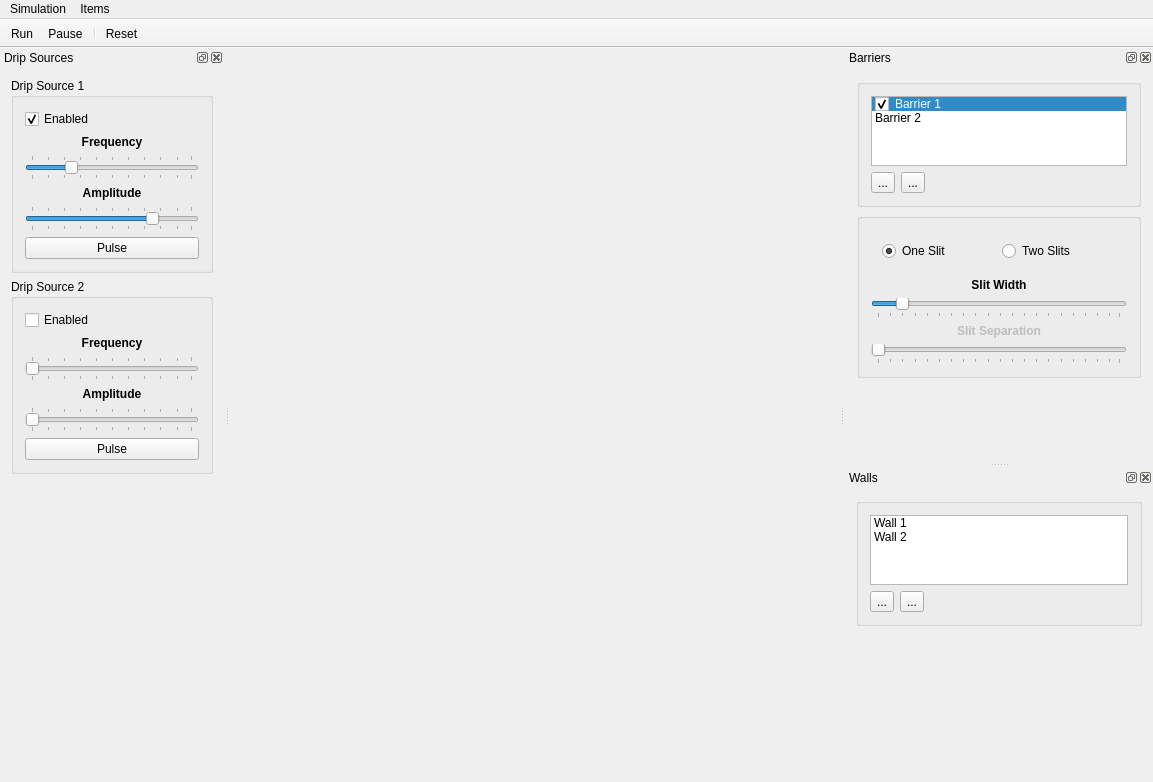
Qt form src/EWS/EWSMainWindow.ui (metasim/ews) before a commit.
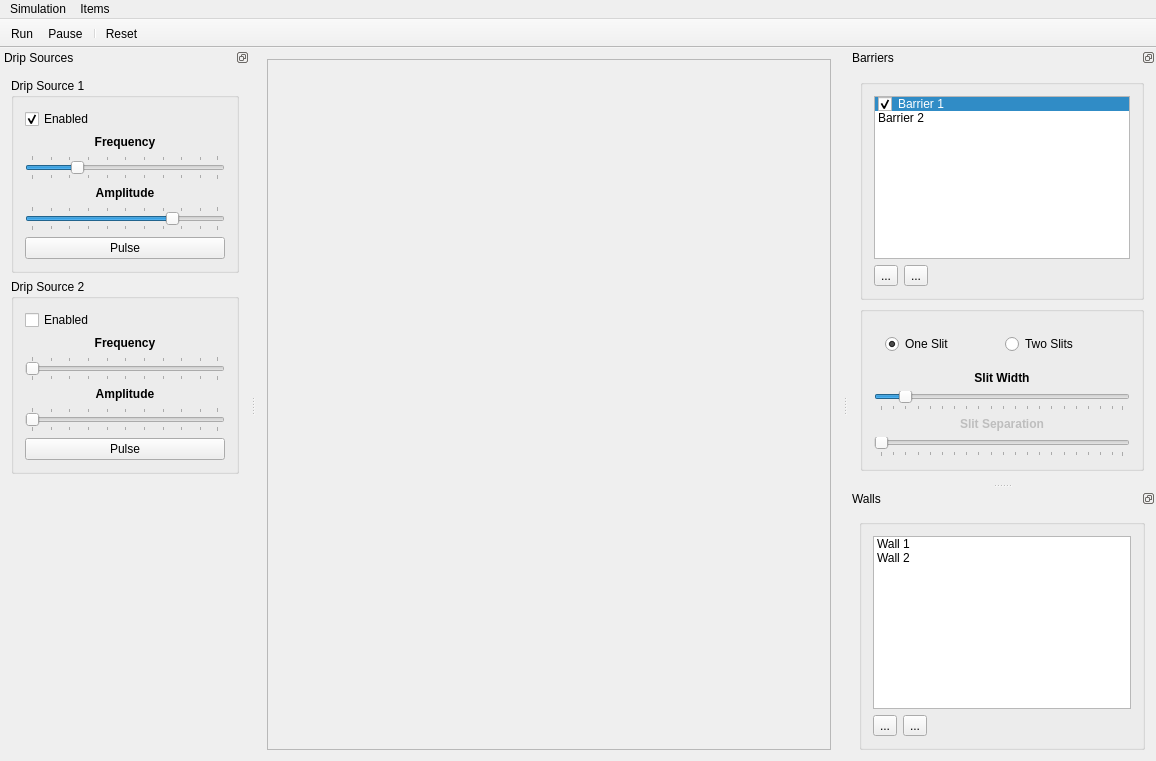
The same form after that commit. Icons and pictures are not drawn.

The edit to the form file:
```diff
--- a/src/EWS/EWSMainWindow.ui
+++ b/src/EWS/EWSMainWindow.ui
@@ -6,8 +6,8 @@
    <rect>
     <x>0</x>
     <y>0</y>
-    <width>1153</width>
-    <height>782</height>
+    <width>1156</width>
+    <height>761</height>
    </rect>
   </property>
   <property name="windowTitle">
@@ -21,8 +21,17 @@
     <item row="0" column="0">
      <widget class="QWidget" name="renderer" native="true">
       <layout class="QGridLayout" name="gridLayout_2">
+       <property name="margin">
+        <number>0</number>
+       </property>
        <item row="0" column="0">
         <widget class="QLabel" name="tmpGraphic">
+         <property name="frameShape">
+          <enum>QFrame::StyledPanel</enum>
+         </property>
+         <property name="frameShadow">
+          <enum>QFrame::Plain</enum>
+         </property>
          <property name="text">
           <string/>
          </property>
@@ -44,7 +53,7 @@
     <rect>
      <x>0</x>
      <y>0</y>
-     <width>1153</width>
+     <width>1156</width>
      <height>22</height>
     </rect>
    </property>
@@ -97,10 +106,13 @@
   <widget class="QDockWidget" name="dripControls">
    <property name="minimumSize">
     <size>
-     <width>224</width>
+     <width>250</width>
      <height>521</height>
     </size>
    </property>
+   <property name="features">
+    <set>QDockWidget::DockWidgetFloatable|QDockWidget::DockWidgetMovable</set>
+   </property>
    <property name="windowTitle">
     <string>Drip Sources</string>
    </property>
@@ -306,7 +318,7 @@
        <property name="sizeHint" stdset="0">
         <size>
          <width>20</width>
-         <height>40</height>
+         <height>0</height>
         </size>
        </property>
       </spacer>
@@ -317,12 +329,12 @@
   <widget class="QDockWidget" name="barrierControls">
    <property name="minimumSize">
     <size>
-     <width>258</width>
-     <height>414</height>
+     <width>250</width>
+     <height>424</height>
     </size>
    </property>
    <property name="features">
-    <set>QDockWidget::AllDockWidgetFeatures</set>
+    <set>QDockWidget::DockWidgetFloatable|QDockWidget::DockWidgetMovable</set>
    </property>
    <property name="windowTitle">
     <string>Barriers</string>
@@ -341,11 +353,20 @@
         <item>
          <widget class="QListWidget" name="listWidget_2">
           <property name="sizePolicy">
-           <sizepolicy hsizetype="Expanding" vsizetype="Expanding">
-            <horstretch>1</horstretch>
+           <sizepolicy hsizetype="Expanding" vsizetype="Preferred">
+            <horstretch>0</horstretch>
             <verstretch>0</verstretch>
            </sizepolicy>
           </property>
+          <property name="baseSize">
+           <size>
+            <width>0</width>
+            <height>0</height>
+           </size>
+          </property>
+          <property name="alternatingRowColors">
+           <bool>false</bool>
+          </property>
           <property name="currentRow">
            <number>0</number>
           </property>
@@ -539,7 +560,7 @@
        <property name="sizeHint" stdset="0">
         <size>
          <width>20</width>
-         <height>200</height>
+         <height>0</height>
         </size>
        </property>
       </spacer>
@@ -556,10 +577,13 @@
    </property>
    <property name="minimumSize">
     <size>
-     <width>210</width>
+     <width>250</width>
      <height>212</height>
     </size>
    </property>
+   <property name="features">
+    <set>QDockWidget::DockWidgetFloatable|QDockWidget::DockWidgetMovable</set>
+   </property>
    <property name="windowTitle">
     <string>Walls</string>
    </property>
@@ -573,6 +597,15 @@
        <layout class="QVBoxLayout" name="verticalLayout_8">
         <item>
          <widget class="QListWidget" name="listWidget">
+          <property name="sizePolicy">
+           <sizepolicy hsizetype="Expanding" vsizetype="Preferred">
+            <horstretch>0</horstretch>
+            <verstretch>0</verstretch>
+           </sizepolicy>
+          </property>
+          <property name="alternatingRowColors">
+           <bool>false</bool>
+          </property>
           <property name="currentRow">
            <number>-1</number>
           </property>
@@ -643,19 +676,6 @@
        <zorder>listWidget</zorder>
       </widget>
      </item>
-     <item>
-      <spacer name="verticalSpacer_4">
-       <property name="orientation">
-        <enum>Qt::Vertical</enum>
-       </property>
-       <property name="sizeHint" stdset="0">
-        <size>
-         <width>20</width>
-         <height>400</height>
-        </size>
-       </property>
-      </spacer>
-     </item>
     </layout>
    </widget>
   </widget>
```
